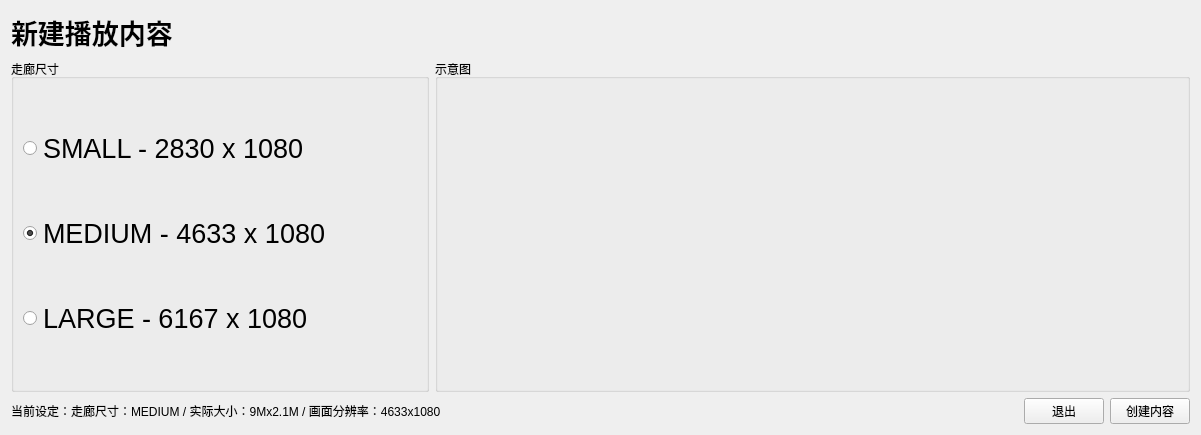
Old version of the form src/forms/mainwindow/pagewelcome.ui in the repository izwb003/AVPStudio.
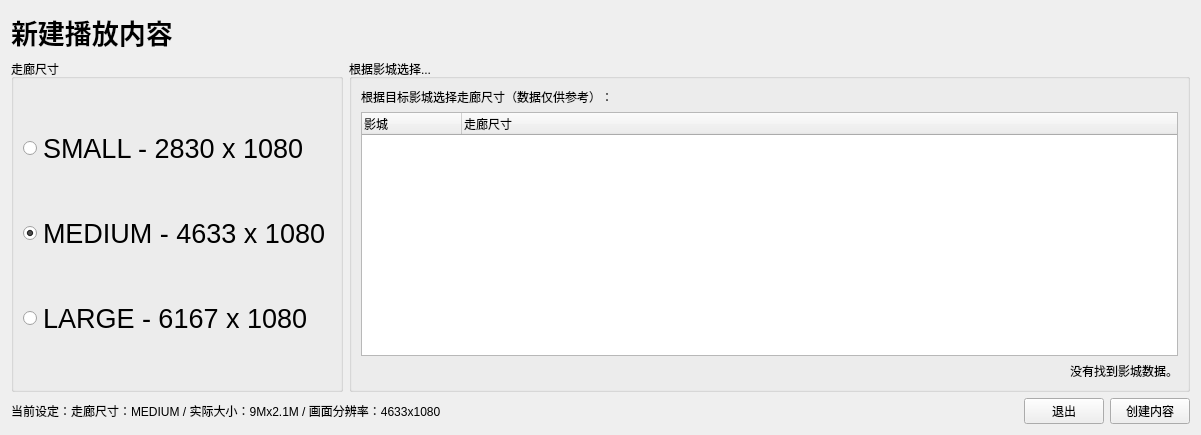
New version of the form. Icons and pictures are not drawn.

Commit message: Changed pagewelcome to a cinema selector.

What changed in the file:
```diff
--- a/src/forms/mainwindow/pagewelcome.ui
+++ b/src/forms/mainwindow/pagewelcome.ui
@@ -101,37 +101,37 @@
      <item>
       <widget class="QGroupBox" name="groupBox">
        <property name="title">
-        <string>示意图</string>
+        <string>根据影城选择...</string>
        </property>
-       <layout class="QHBoxLayout" name="horizontalLayout_2">
+       <layout class="QVBoxLayout" name="verticalLayout_2">
         <item>
-         <widget class="QLabel" name="labelPreview">
-          <property name="minimumSize">
-           <size>
-            <width>731</width>
-            <height>128</height>
-           </size>
+         <widget class="QLabel" name="labelSelectByCinema">
+          <property name="text">
+           <string>根据目标影城选择走廊尺寸（数据仅供参考）：</string>
           </property>
-          <property name="maximumSize">
-           <size>
-            <width>731</width>
-            <height>128</height>
-           </size>
-          </property>
+         </widget>
+        </item>
+        <item>
+         <widget class="QTreeWidget" name="treeWidgetCinemas">
+          <column>
+           <property name="text">
+            <string>影城</string>
+           </property>
+          </column>
+          <column>
+           <property name="text">
+            <string>走廊尺寸</string>
+           </property>
+          </column>
+         </widget>
+        </item>
+        <item>
+         <widget class="QLabel" name="labelUpdateTime">
           <property name="text">
-           <string/>
+           <string>没有找到影城数据。</string>
           </property>
-          <property name="pixmap">
-           <pixmap resource="../../../res/resources.qrc">:/images/images/AVP_Medium.jpg</pixmap>
-          </property>
-          <property name="scaledContents">
-           <bool>true</bool>
-          </property>
-          <property name="wordWrap">
-           <bool>false</bool>
-          </property>
-          <property name="openExternalLinks">
-           <bool>false</bool>
+          <property name="alignment">
+           <set>Qt::AlignRight|Qt::AlignTrailing|Qt::AlignVCenter</set>
           </property>
          </widget>
         </item>
```
Left out of the diff: 6 changed lines with no effect on the pictures. The commit also changes 12 other files.
